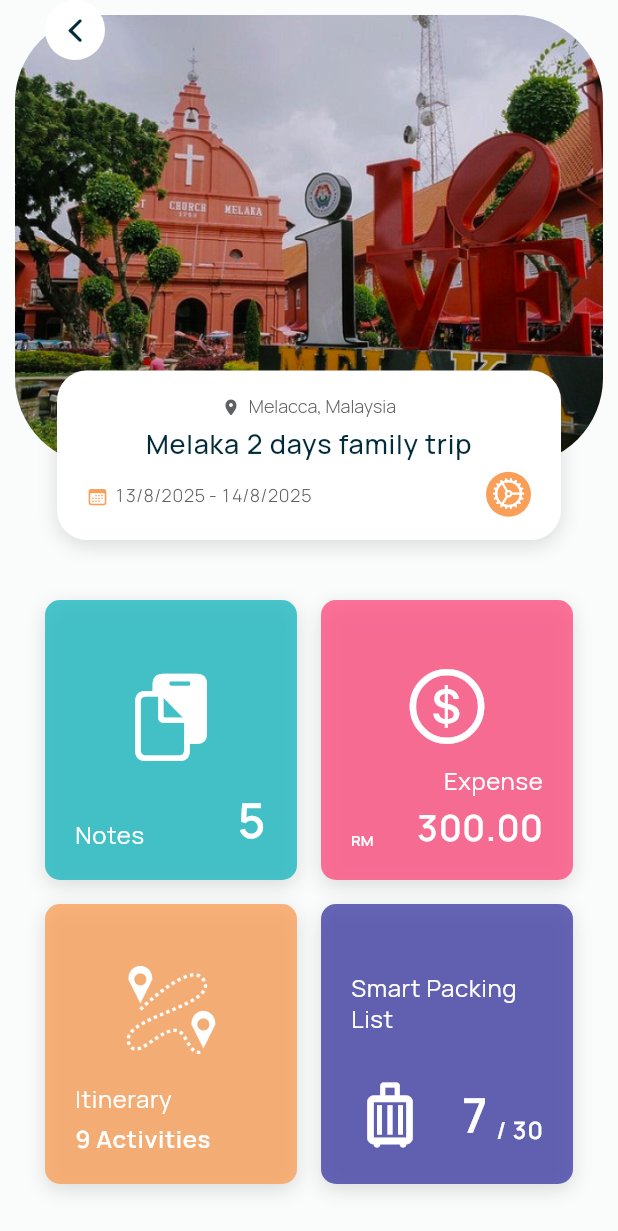
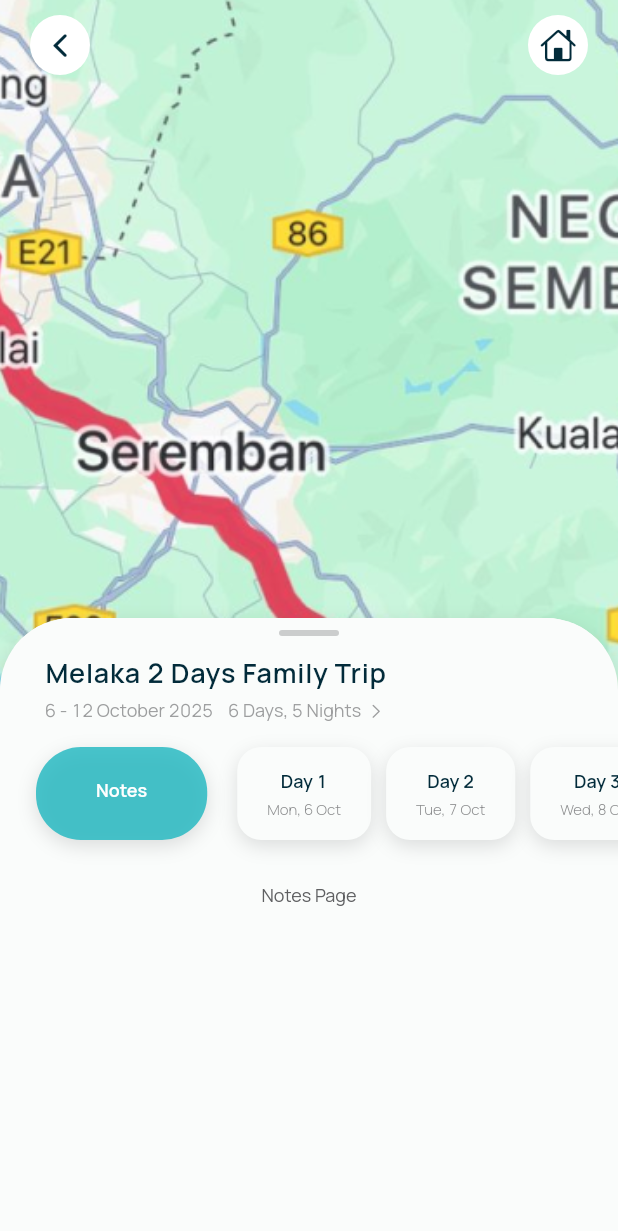
Before and after one commit to Winnee0305/tripora, a Flutter app: the TripInfoPage screen opened directly, after a tap on "Notes", on a phone screen of 412 x 824 dp. Shown: the top 1231 px of the screen. Run offline on Flutter 3.47's test engine with Material 3 defaults, Android fonts, the phone set to English and light mode, and no system bars; our stand-ins replace lucide_icons, table_calendar.

Commit message:
Navigation linking

```diff
--- a/lib/features/notes_and_itinerary/notes/views/notes_page.dart
+++ b/lib/features/itinerary/views/notes_content.dart
@@ -1,7 +1,7 @@
 import 'package:flutter/material.dart';
 
-class NotesPage extends StatelessWidget {
-  const NotesPage({super.key});
+class NotesContent extends StatelessWidget {
+  const NotesContent({super.key});
 
   @override
   Widget build(BuildContext context) {
--- a/lib/features/itinerary/views/itinerary_page.dart
+++ b/lib/features/itinerary/views/notes_itinerary_page.dart
@@ -8,24 +8,30 @@ import 'package:tripora/features/itinerary/views/widgets/itinerary_header_sectio
 import 'package:tripora/features/itinerary/views/widgets/day_selection_bar.dart';
 import 'package:tripora/features/itinerary/views/widgets/itinerary_content.dart';
 import 'package:tripora/features/itinerary/views/widgets/multi_day_itinerary_list.dart';
-import 'package:tripora/features/notes_and_itinerary/notes/views/notes_page.dart';
+import 'package:tripora/features/itinerary/views/notes_content.dart';
 
-class ItineraryPage extends StatelessWidget {
-  ItineraryPage({super.key});
+class NotesItineraryPage extends StatelessWidget {
+  NotesItineraryPage({super.key, required this.currentTab});
 
   // The listKey is final, so it can be used inside a StatelessWidget
   final GlobalKey<MultiDayItineraryListState> _listKey =
       GlobalKey<MultiDayItineraryListState>();
+
+  final int currentTab;
 
   @override
   Widget build(BuildContext context) {
     final theme = Theme.of(context);
 
     return ChangeNotifierProvider(
-      create: (_) => DaySelectionViewModel(
-        startDate: DateTime(2025, 10, 6),
-        endDate: DateTime(2025, 10, 12),
-      ),
+      create: (_) {
+        final vm = DaySelectionViewModel(
+          startDate: DateTime(2025, 10, 6),
+          endDate: DateTime(2025, 10, 12),
+        );
+        vm.selectDay(currentTab); // 👈 preselect the tab
+        return vm;
+      },
       child: Scaffold(
         extendBodyBehindAppBar: true,
         body: Stack(
@@ -166,7 +172,7 @@ class ItineraryPage extends StatelessWidget {
                                   duration: const Duration(milliseconds: 300),
                                   switchInCurve: Curves.easeInOut,
                                   child: vm.selectedDay == 0
-                                      ? const NotesPage()
+                                      ? const NotesContent()
                                       : ItineraryContent(
                                           key: const ValueKey('itinerary'),
                                           listKey: _listKey,
--- a/lib/features/trip/views/widgets/trip_info/stats_section.dart
+++ b/lib/features/trip/views/widgets/trip_info/stats_section.dart
@@ -6,7 +6,7 @@ import 'package:tripora/core/theme/app_widget_styles.dart';
 import 'package:tripora/core/theme/app_colors.dart';
 import 'package:tripora/features/packing/views/packing_page.dart';
 import 'package:tripora/features/packing/viewmodels/packing_page_viewmodel.dart';
-import 'package:tripora/features/itinerary/views/itinerary_page.dart';
+import 'package:tripora/features/itinerary/views/notes_itinerary_page.dart';
 import 'package:tripora/features/itinerary/viewmodels/itinerary_page_viewmodel.dart';
 
 class StatsSection extends StatelessWidget {
@@ -32,7 +32,17 @@ class StatsSection extends StatelessWidget {
             // ----- NOTES
             InkWell(
               borderRadius: BorderRadius.circular(16),
-              onTap: () {}, // Dummy tap
+              onTap: () {
+                Navigator.push(
+                  context,
+                  MaterialPageRoute(
+                    builder: (context) => ChangeNotifierProvider(
+                      create: (_) => ItineraryPageViewModel(),
+                      child: NotesItineraryPage(currentTab: 0),
+                    ),
+                  ),
+                );
+              }, // Dummy tap
               child: Container(
                 decoration: AppWidgetStyles.cardDecoration(
                   context,
@@ -138,7 +148,7 @@ class StatsSection extends StatelessWidget {
                   MaterialPageRoute(
                     builder: (context) => ChangeNotifierProvider(
                       create: (_) => ItineraryPageViewModel(),
-                      child: ItineraryPage(),
+                      child: NotesItineraryPage(currentTab: 1),
                     ),
                   ),
                 );
--- a/lib/main.dart
+++ b/lib/main.dart
@@ -8,7 +8,7 @@ import 'features/trip/views/trip_info_page.dart';
 import 'features/packing/views/packing_page.dart';
 import 'features/packing/viewmodels/packing_page_viewmodel.dart';
 import 'features/itinerary/viewmodels/itinerary_page_viewmodel.dart';
-import 'features/itinerary/views/itinerary_page.dart';
+import 'features/itinerary/views/notes_itinerary_page.dart';
 import 'features/trip/viewmodels/create_trip_viewmodel.dart';
 import 'features/expense/viewmodels/expense_page_viewmodel.dart';
 import 'features/expense/views/expense_page.dart';
```
Also changed, not shown: 11 other files.
